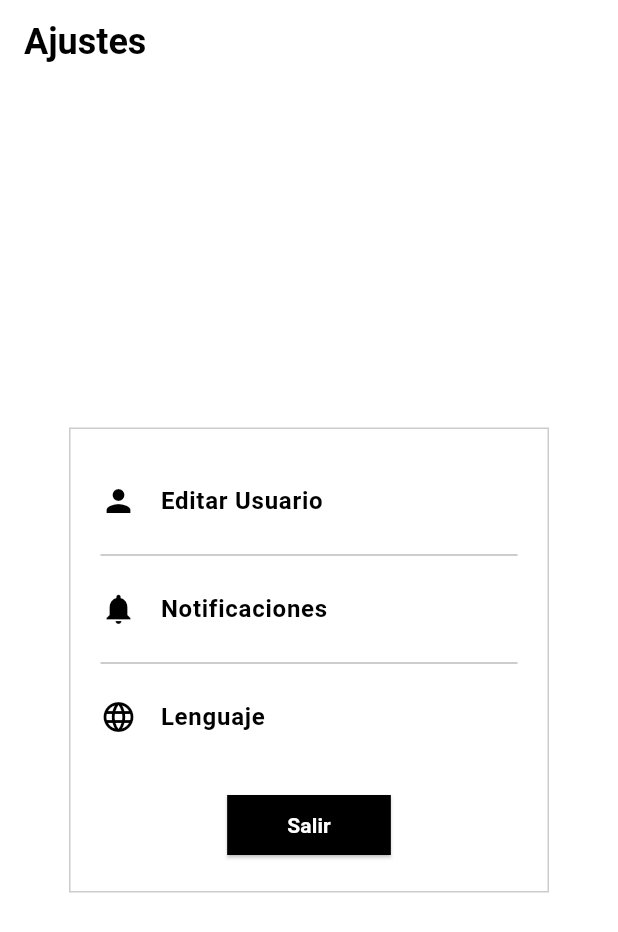
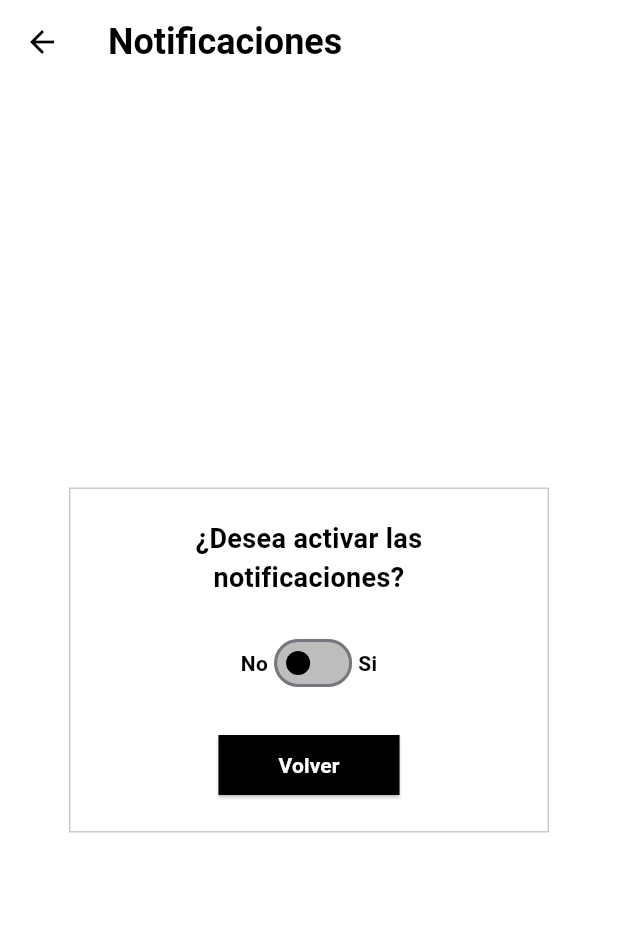
Before and after one commit to joelramoss/recetas360, a Flutter app: the screen it shows after launch, after a tap on "Notificaciones", on a phone screen of 412 x 824 dp. Shown: the top 932 px of the screen. Run offline on Flutter 3.47's test engine with Material 3 defaults, Android fonts, the phone set to English and light mode, and no system bars.

Commit message:
Menu de notificaciones hecho
Contiene un Switch para activar las notificaciones de la aplicacion

```diff
--- a/lib/pagines/InterfazAjustes.dart
+++ b/lib/pagines/InterfazAjustes.dart
@@ -1,5 +1,6 @@
 import 'package:flutter/material.dart';
 import 'package:recetas360/pagines/EditarUsuario.dart';
+import 'package:recetas360/pagines/Notificaciones.dart'; // Se asume que este archivo define PaginaNotificaciones
 
 class PaginaAjustes extends StatelessWidget {
   const PaginaAjustes({Key? key}) : super(key: key);
@@ -86,7 +87,13 @@ class PaginaAjustes extends StatelessWidget {
                               ),
                             ),
                             onTap: () {
-                              // Acción para notificaciones
+                              // Navega a la página de notificaciones
+                              Navigator.push(
+                                context,
+                                MaterialPageRoute(
+                                  builder: (context) => const PaginaNotificaciones(),
+                                ),
+                              );
                             },
                           ),
                           const Divider(color: Colors.black26),
--- /dev/null
+++ b/lib/pagines/Notificaciones.dart
@@ -0,0 +1,140 @@
+import 'package:flutter/material.dart';
+// Asegúrate de tener la ruta correcta para la página de ajustes si deseas importarla
+// import 'package:recetas360/pagines/EditarUsuario.dart';
+
+class PaginaNotificaciones extends StatefulWidget {
+  const PaginaNotificaciones({Key? key}) : super(key: key);
+
+  @override
+  State<PaginaNotificaciones> createState() => _PaginaNotificacionesState();
+}
+
+class _PaginaNotificacionesState extends State<PaginaNotificaciones> {
+  bool _activarNotificaciones = false;
+
+  @override
+  Widget build(BuildContext context) {
+    return Scaffold(
+      backgroundColor: Colors.white, // Fondo blanco para mantener el estilo minimalista
+      appBar: AppBar(
+        backgroundColor: Colors.white,
+        elevation: 0,
+        title: const Text(
+          "Notificaciones",
+          style: TextStyle(
+            color: Colors.black,
+            fontWeight: FontWeight.bold,
+            fontSize: 24,
+          ),
+        ),
+        // Botón de retroceso para volver a la página de Ajustes
+        leading: IconButton(
+          icon: const Icon(
+            Icons.arrow_back,
+            color: Colors.black,
+          ),
+          onPressed: () {
+            Navigator.pop(context);
+          },
+        ),
+      ),
+      body: SafeArea(
+        child: LayoutBuilder(
+          builder: (context, constraints) {
+            return SingleChildScrollView(
+              child: ConstrainedBox(
+                constraints: BoxConstraints(
+                  minHeight: constraints.maxHeight,
+                ),
+                child: Padding(
+                  padding: const EdgeInsets.all(20.0),
+                  child: Center(
+                    child: Container(
+                      width: 320, // Ancho similar al contenedor de la interfaz de ajustes
+                      padding: const EdgeInsets.all(20.0),
+                      decoration: BoxDecoration(
+                        color: Colors.white,
+                        borderRadius: BorderRadius.zero, // Bordes cuadrados
+                        border: Border.all(
+                          color: Colors.black.withOpacity(0.2),
+                        ),
+                      ),
+                      child: Column(
+                        mainAxisSize: MainAxisSize.min,
+                        children: [
+                          const Text(
+                            '¿Desea activar las notificaciones?',
+                            style: TextStyle(
+                              color: Colors.black,
+                              fontWeight: FontWeight.bold,
+                              fontSize: 18,
+                            ),
+                            textAlign: TextAlign.center,
+                          ),
+                          const SizedBox(height: 20),
+                          // Fila que contiene el texto "No", el Switch y el texto "Si"
+                          Row(
+                            mainAxisAlignment: MainAxisAlignment.center,
+                            children: [
+                              const Text(
+                                "No",
+                                style: TextStyle(
+                                  color: Colors.black,
+                                  fontWeight: FontWeight.bold,
+                                ),
+                              ),
+                              Switch(
+                                value: _activarNotificaciones,
+                                onChanged: (bool value) {
+                                  setState(() {
+                                    _activarNotificaciones = value;
+                                  });
+                                },
+                                activeColor: Colors.black,
+                                inactiveThumbColor: Colors.black,
+                                inactiveTrackColor: Colors.black26,
+                              ),
+                              const Text(
+                                "Si",
+                                style: TextStyle(
+                                  color: Colors.black,
+                                  fontWeight: FontWeight.bold,
+                                ),
+                              ),
+                            ],
+                          ),
+                          const SizedBox(height: 20),
+                          // Botón para volver a la interfaz de ajustes
+                          ElevatedButton(
+                            onPressed: () {
+                              Navigator.pop(context); // Vuelve a la página anterior (Interfaz de Ajustes)
+                            },
+                            style: ElevatedButton.styleFrom(
+                              backgroundColor: Colors.black,
+                              padding: const EdgeInsets.symmetric(
+                                  vertical: 10, horizontal: 40),
+                              shape: RoundedRectangleBorder(
+                                borderRadius: BorderRadius.zero,
+                              ),
+                            ),
+                            child: const Text(
+                              'Volver',
+                              style: TextStyle(
+                                color: Colors.white,
+                                fontWeight: FontWeight.bold,
+                              ),
+                            ),
+                          ),
+                        ],
+                      ),
+                    ),
+                  ),
+                ),
+              ),
+            );
+          },
+        ),
+      ),
+    );
+  }
+}
```
